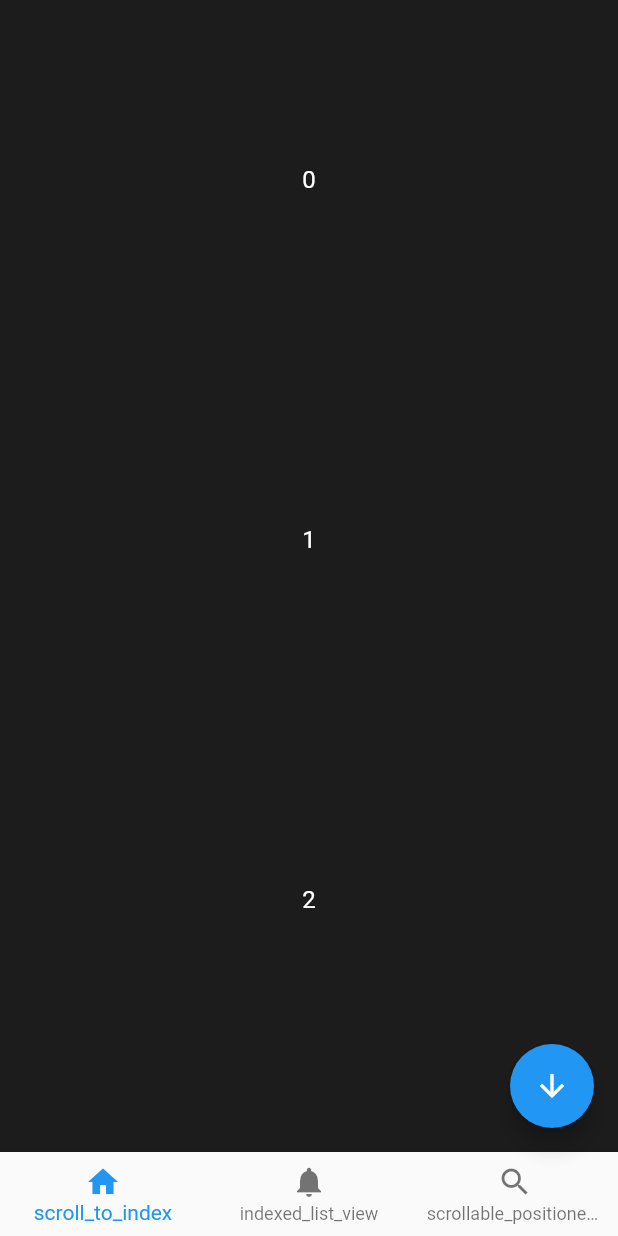
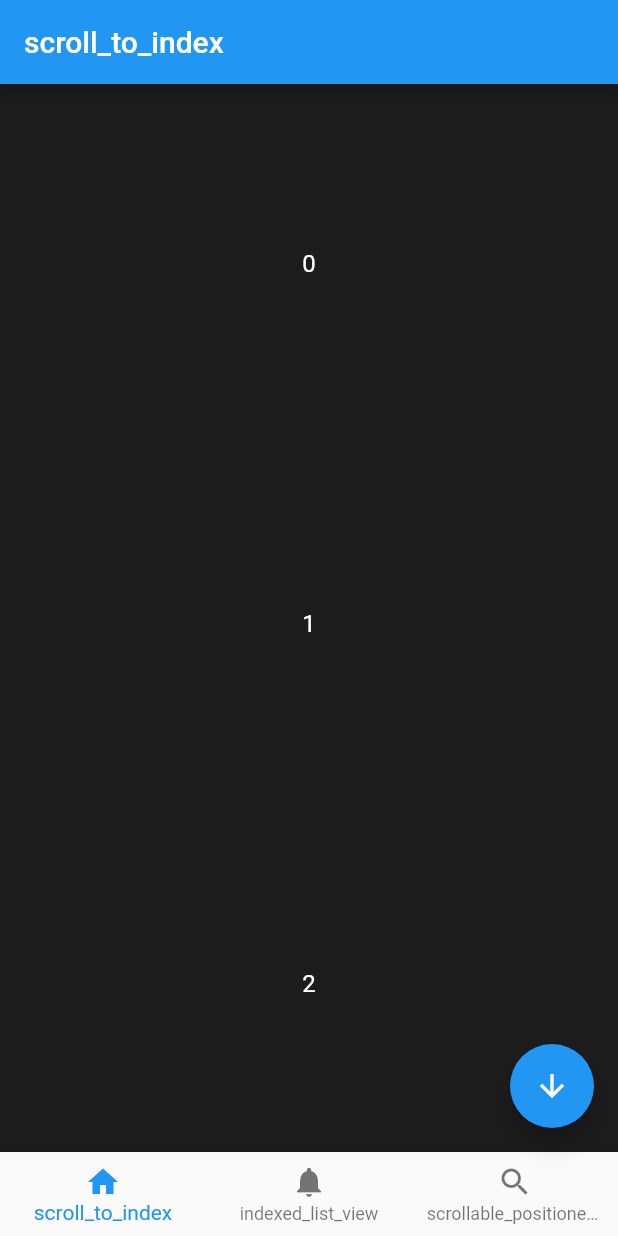
Before and after one commit to kitoko552/scroll_to_index_listview, a Flutter app: the screen it shows after launch, on a phone screen of 412 x 824 dp. Run offline on Flutter 3.47's test engine with Material 2 defaults, Android fonts, the phone set to English and light mode, and no system bars.

```diff
--- a/lib/main.dart
+++ b/lib/main.dart
@@ -28,25 +28,35 @@ class _NavigationPageState extends State<NavigationPage> {
   int _selectedIndex = 0;
   int _scrollIndex = 0;
 
-  static const List<Widget> _pages = [_ScrollToIndexList()];
+  static const List<String> _titles = [
+    'scroll_to_index',
+    'indexed_list_view',
+    'scrollable_positioned_list',
+  ];
+  static const List<Widget> _pages = [
+    _ScrollToIndexList(),
+    _ScrollToIndexList(),
+    _ScrollToIndexList(),
+  ];
+  static const List<IconData> _icons = [
+    Icons.home,
+    Icons.notifications,
+    Icons.search,
+  ];
 
   @override
   Widget build(BuildContext context) {
     return Scaffold(
+      appBar: AppBar(
+        title: Text(_titles[_selectedIndex]),
+      ),
       bottomNavigationBar: BottomNavigationBar(
-        items: const <BottomNavigationBarItem>[
-          BottomNavigationBarItem(
-            icon: Icon(Icons.home),
-            title: Text('scroll_to_index'),
-          ),
-          BottomNavigationBarItem(
-            icon: Icon(Icons.notifications),
-            title: Text('indexed_list_view'),
-          ),
-          BottomNavigationBarItem(
-            icon: Icon(Icons.search),
-            title: Text('scrollable_positioned_list'),
-          ),
+        items: <BottomNavigationBarItem>[
+          for (int i = 0; i < _pages.length; i++)
+            BottomNavigationBarItem(
+              icon: Icon(_icons[i]),
+              title: Text(_titles[i]),
+            ),
         ],
         currentIndex: _selectedIndex,
         onTap: (index) {
```
